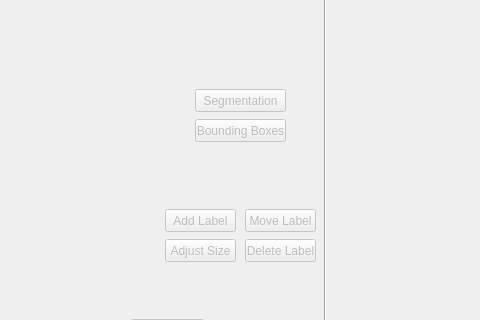
Old version of the form mainWin.ui in the repository TimotheosS/Automatic-Image-Annotation; both pictures show x 455 to 935 and y 171 to 491 of the 1060 by 720 pixel window.
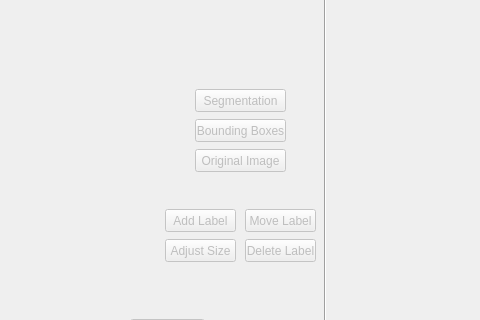
New version of the form.

What changed in the file:
```diff
--- a/mainWin.ui
+++ b/mainWin.ui
@@ -260,6 +260,22 @@
      <string>Delete Label</string>
     </property>
    </widget>
+   <widget class="QPushButton" name="originalImage">
+    <property name="enabled">
+     <bool>false</bool>
+    </property>
+    <property name="geometry">
+     <rect>
+      <x>650</x>
+      <y>320</y>
+      <width>91</width>
+      <height>23</height>
+     </rect>
+    </property>
+    <property name="text">
+     <string>Original Image</string>
+    </property>
+   </widget>
   </widget>
   <widget class="QMenuBar" name="menubar">
    <property name="geometry">
```
